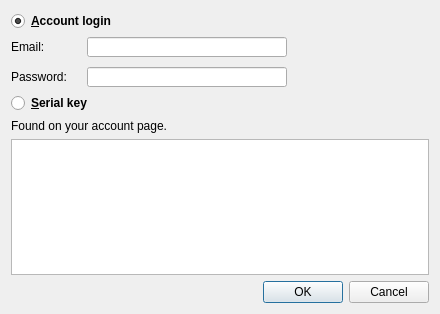
This is src/gui/res/ActivationDialog.ui in deskflow/deskflow as Qt 5 draws it before an edit. The edited form follows.
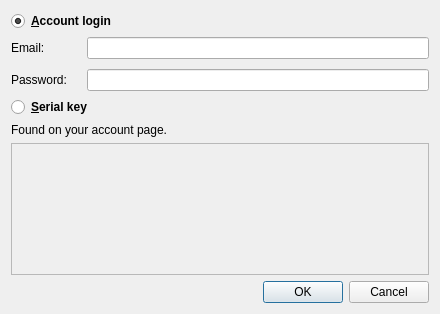
This is the edited form.

Commit message: #5629 Complete activation support for activation dialog

```diff
--- a/src/gui/res/ActivationDialog.ui
+++ b/src/gui/res/ActivationDialog.ui
@@ -51,17 +51,11 @@
      <item row="0" column="1">
       <widget class="QLineEdit" name="m_pLineEditEmail">
        <property name="sizePolicy">
-        <sizepolicy hsizetype="Fixed" vsizetype="Fixed">
+        <sizepolicy hsizetype="Expanding" vsizetype="Fixed">
          <horstretch>0</horstretch>
          <verstretch>0</verstretch>
         </sizepolicy>
        </property>
-       <property name="minimumSize">
-        <size>
-         <width>200</width>
-         <height>20</height>
-        </size>
-       </property>
        <property name="echoMode">
         <enum>QLineEdit::Normal</enum>
        </property>
@@ -77,17 +71,11 @@
      <item row="1" column="1">
       <widget class="QLineEdit" name="m_pLineEditPassword">
        <property name="sizePolicy">
-        <sizepolicy hsizetype="Fixed" vsizetype="Fixed">
+        <sizepolicy hsizetype="Expanding" vsizetype="Fixed">
          <horstretch>0</horstretch>
          <verstretch>0</verstretch>
         </sizepolicy>
        </property>
-       <property name="minimumSize">
-        <size>
-         <width>200</width>
-         <height>20</height>
-        </size>
-       </property>
        <property name="echoMode">
         <enum>QLineEdit::Password</enum>
        </property>
@@ -120,6 +108,9 @@
    </item>
    <item>
     <widget class="QTextEdit" name="m_pTextEditSerialKey">
+     <property name="enabled">
+      <bool>false</bool>
+     </property>
      <property name="html">
       <string>&lt;!DOCTYPE HTML PUBLIC &quot;-//W3C//DTD HTML 4.0//EN&quot; &quot;http://www.w3.org/TR/REC-html40/strict.dtd&quot;&gt;
 &lt;html&gt;&lt;head&gt;&lt;meta name=&quot;qrichtext&quot; content=&quot;1&quot; /&gt;&lt;style type=&quot;text/css&quot;&gt;
```
Left out of the diff: 5 changed lines with no effect on the pictures. The commit also changes 14 other files.
